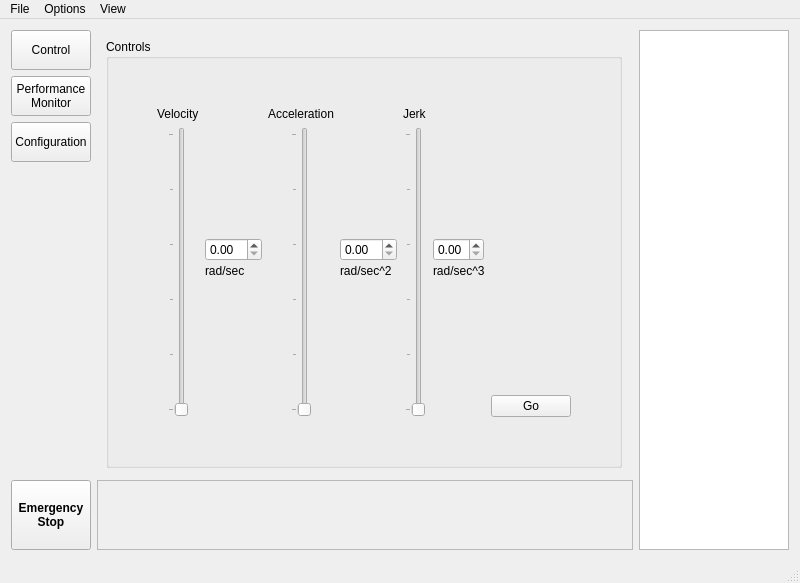
Old version of the form FESS-GUI/mainwindow.ui in the repository FIGS-FESS/FESSGUI.
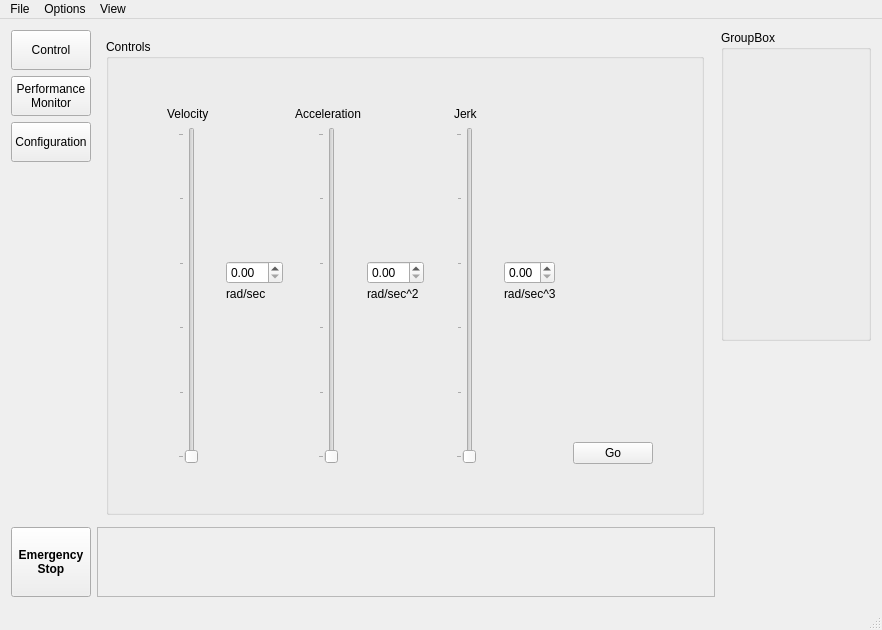
New version of the form. The open tabs and pages were chosen to show the change. Custom widgets are drawn as their Qt base class.

What changed in the file:
```diff
--- a/FESS-GUI/mainwindow.ui
+++ b/FESS-GUI/mainwindow.ui
@@ -6,8 +6,8 @@
    <rect>
     <x>0</x>
     <y>0</y>
-    <width>800</width>
-    <height>583</height>
+    <width>882</width>
+    <height>630</height>
    </rect>
   </property>
   <property name="windowTitle">
@@ -324,9 +324,6 @@
       </item>
      </layout>
     </item>
-    <item row="0" column="2" rowspan="2">
-     <widget class="QTextBrowser" name="textBrowser_2"/>
-    </item>
     <item row="1" column="1" alignment="Qt::AlignBottom">
      <widget class="QScrollArea" name="scrollArea">
       <property name="widgetResizable">
@@ -337,13 +334,48 @@
         <rect>
          <x>0</x>
          <y>0</y>
-         <width>516</width>
+         <width>623</width>
          <height>69</height>
         </rect>
        </property>
       </widget>
      </widget>
     </item>
+    <item row="0" column="2" rowspan="2" alignment="Qt::AlignTop">
+     <widget class="QGroupBox" name="groupBox_2">
+      <property name="minimumSize">
+       <size>
+        <width>150</width>
+        <height>0</height>
+       </size>
+      </property>
+      <property name="title">
+       <string>GroupBox</string>
+      </property>
+      <layout class="QVBoxLayout" name="verticalLayout_2">
+       <item>
+        <widget class="QCustomPlot" name="auxgraph1" native="true">
+         <property name="minimumSize">
+          <size>
+           <width>0</width>
+           <height>130</height>
+          </size>
+         </property>
+        </widget>
+       </item>
+       <item alignment="Qt::AlignTop">
+        <widget class="QCustomPlot" name="auxgraph2" native="true">
+         <property name="minimumSize">
+          <size>
+           <width>0</width>
+           <height>130</height>
+          </size>
+         </property>
+        </widget>
+       </item>
+      </layout>
+     </widget>
+    </item>
    </layout>
   </widget>
   <widget class="QMenuBar" name="menuBar">
@@ -351,7 +383,7 @@
     <rect>
      <x>0</x>
      <y>0</y>
-     <width>800</width>
+     <width>882</width>
      <height>21</height>
     </rect>
    </property>
```
Left out of the diff: 58 changed lines with no effect on the pictures.
